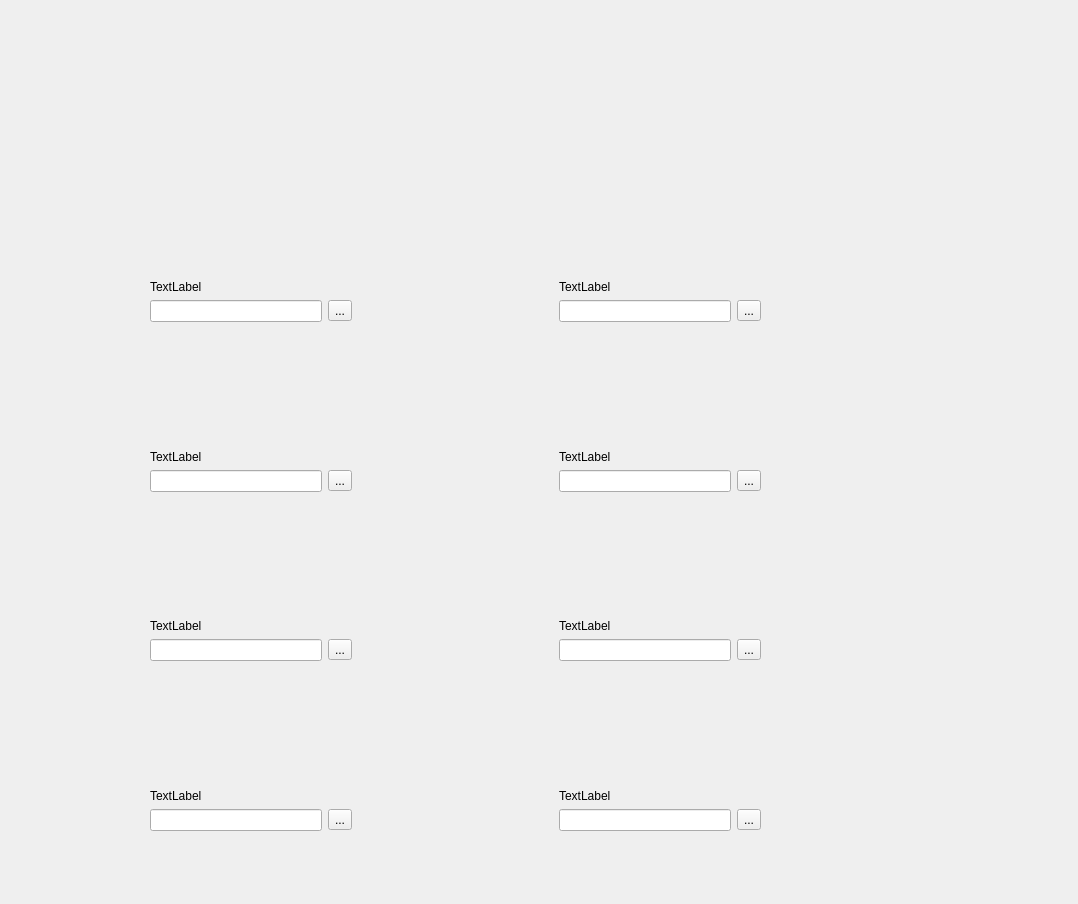
Before: the Qt Designer form ui files/page1.ui in applekey/wizard, drawn with Qt 5.
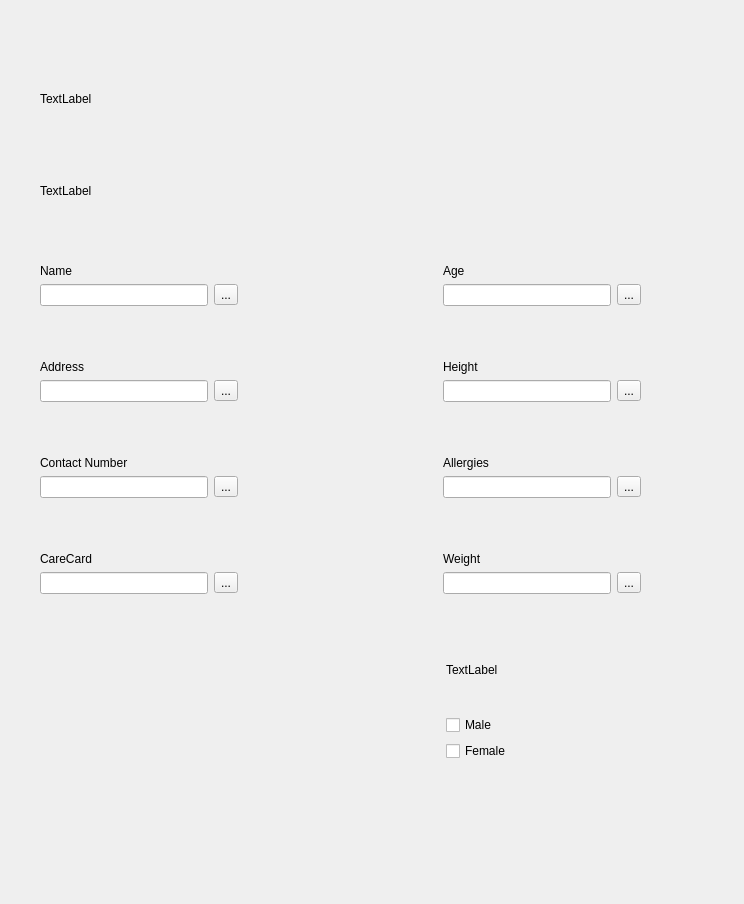
After: the same form once the commit is applied.

Commit message: finished first page

```diff
--- a/ui files/page1.ui
+++ b/ui files/page1.ui
@@ -6,7 +6,7 @@
    <rect>
     <x>0</x>
     <y>0</y>
-    <width>1078</width>
+    <width>744</width>
     <height>904</height>
    </rect>
   </property>
@@ -16,12 +16,64 @@
   <widget class="QWidget" name="">
    <property name="geometry">
     <rect>
-     <x>150</x>
-     <y>280</y>
-     <width>611</width>
-     <height>551</height>
+     <x>40</x>
+     <y>80</y>
+     <width>601</width>
+     <height>681</height>
     </rect>
    </property>
+   <layout class="QVBoxLayout" name="verticalLayout_4">
+    <item>
+     <layout class="QVBoxLayout" name="verticalLayout_5">
+      <item>
+       <widget class="QLabel" name="label_2">
+        <property name="text">
+         <string>TextLabel</string>
+        </property>
+       </widget>
+      </item>
+      <item>
+       <spacer name="verticalSpacer_8">
+        <property name="orientation">
+         <enum>Qt::Vertical</enum>
+        </property>
+        <property name="sizeType">
+         <enum>QSizePolicy::Fixed</enum>
+        </property>
+        <property name="sizeHint" stdset="0">
+         <size>
+          <width>122</width>
+          <height>48</height>
+         </size>
+        </property>
+       </spacer>
+      </item>
+      <item>
+       <widget class="QLabel" name="label_3">
+        <property name="text">
+         <string>TextLabel</string>
+        </property>
+       </widget>
+      </item>
+     </layout>
+    </item>
+    <item>
+     <spacer name="verticalSpacer_9">
+      <property name="orientation">
+       <enum>Qt::Vertical</enum>
+      </property>
+      <property name="sizeType">
+       <enum>QSizePolicy::Fixed</enum>
+      </property>
+      <property name="sizeHint" stdset="0">
+       <size>
+        <width>122</width>
+        <height>48</height>
+       </size>
+      </property>
+     </spacer>
+    </item>
+    <item>
    <layout class="QHBoxLayout" name="horizontalLayout">
     <item>
      <layout class="QVBoxLayout" name="verticalLayout">
@@ -30,7 +82,7 @@
         <item row="0" column="0">
          <widget class="QLabel" name="label_17">
           <property name="text">
-           <string>TextLabel</string>
+             <string>Name</string>
           </property>
          </widget>
         </item>
@@ -51,6 +103,9 @@
         <property name="orientation">
          <enum>Qt::Vertical</enum>
         </property>
+          <property name="sizeType">
+           <enum>QSizePolicy::Fixed</enum>
+          </property>
         <property name="sizeHint" stdset="0">
          <size>
           <width>122</width>
@@ -64,7 +119,7 @@
         <item row="0" column="0">
          <widget class="QLabel" name="label_12">
           <property name="text">
-           <string>TextLabel</string>
+             <string>Address</string>
           </property>
          </widget>
         </item>
@@ -85,6 +140,9 @@
         <property name="orientation">
          <enum>Qt::Vertical</enum>
         </property>
+          <property name="sizeType">
+           <enum>QSizePolicy::Fixed</enum>
+          </property>
         <property name="sizeHint" stdset="0">
          <size>
           <width>122</width>
@@ -98,7 +156,7 @@
         <item row="0" column="0">
          <widget class="QLabel" name="label_18">
           <property name="text">
-           <string>TextLabel</string>
+             <string>Contact Number</string>
           </property>
          </widget>
         </item>
@@ -119,6 +177,9 @@
         <property name="orientation">
          <enum>Qt::Vertical</enum>
         </property>
+          <property name="sizeType">
+           <enum>QSizePolicy::Fixed</enum>
+          </property>
         <property name="sizeHint" stdset="0">
          <size>
           <width>122</width>
@@ -132,7 +193,7 @@
         <item row="0" column="0">
          <widget class="QLabel" name="label_19">
           <property name="text">
-           <string>TextLabel</string>
+             <string>CareCard</string>
           </property>
          </widget>
         </item>
@@ -170,7 +231,7 @@
         <item row="0" column="0">
          <widget class="QLabel" name="label_20">
           <property name="text">
-           <string>TextLabel</string>
+             <string>Age</string>
           </property>
          </widget>
         </item>
@@ -191,6 +252,9 @@
         <property name="orientation">
          <enum>Qt::Vertical</enum>
         </property>
+          <property name="sizeType">
+           <enum>QSizePolicy::Fixed</enum>
+          </property>
         <property name="sizeHint" stdset="0">
          <size>
           <width>122</width>
@@ -204,7 +268,7 @@
         <item row="0" column="0">
          <widget class="QLabel" name="label_16">
           <property name="text">
-           <string>TextLabel</string>
+             <string>Height</string>
           </property>
          </widget>
         </item>
@@ -225,6 +289,9 @@
         <property name="orientation">
          <enum>Qt::Vertical</enum>
         </property>
+          <property name="sizeType">
+           <enum>QSizePolicy::Fixed</enum>
+          </property>
         <property name="sizeHint" stdset="0">
          <size>
           <width>122</width>
@@ -238,7 +305,7 @@
         <item row="0" column="0">
          <widget class="QLabel" name="label_21">
           <property name="text">
-           <string>TextLabel</string>
+             <string>Allergies</string>
           </property>
          </widget>
         </item>
@@ -259,6 +326,9 @@
         <property name="orientation">
          <enum>Qt::Vertical</enum>
         </property>
+          <property name="sizeType">
+           <enum>QSizePolicy::Fixed</enum>
+          </property>
         <property name="sizeHint" stdset="0">
          <size>
           <width>122</width>
@@ -272,7 +342,7 @@
         <item row="0" column="0">
          <widget class="QLabel" name="label_22">
           <property name="text">
-           <string>TextLabel</string>
+             <string>Weight</string>
           </property>
          </widget>
         </item>
@@ -291,6 +361,88 @@
      </layout>
     </item>
    </layout>
+    </item>
+    <item>
+     <spacer name="verticalSpacer_7">
+      <property name="orientation">
+       <enum>Qt::Vertical</enum>
+      </property>
+      <property name="sizeType">
+       <enum>QSizePolicy::Fixed</enum>
+      </property>
+      <property name="sizeHint" stdset="0">
+       <size>
+        <width>20</width>
+        <height>31</height>
+       </size>
+      </property>
+     </spacer>
+    </item>
+    <item>
+     <layout class="QHBoxLayout" name="horizontalLayout_2">
+      <item>
+       <spacer name="horizontalSpacer_2">
+        <property name="orientation">
+         <enum>Qt::Horizontal</enum>
+        </property>
+        <property name="sizeHint" stdset="0">
+         <size>
+          <width>40</width>
+          <height>20</height>
+         </size>
+        </property>
+       </spacer>
+      </item>
+      <item>
+       <layout class="QVBoxLayout" name="verticalLayout_3">
+        <item>
+         <widget class="QLabel" name="label">
+          <property name="text">
+           <string>TextLabel</string>
+          </property>
+         </widget>
+        </item>
+        <item>
+         <widget class="QCheckBox" name="checkBox">
+          <property name="layoutDirection">
+           <enum>Qt::LeftToRight</enum>
+          </property>
+          <property name="text">
+           <string>Male</string>
+          </property>
+          <property name="tristate">
+           <bool>false</bool>
+          </property>
+         </widget>
+        </item>
+        <item>
+         <widget class="QCheckBox" name="checkBox_2">
+          <property name="text">
+           <string>Female</string>
+          </property>
+         </widget>
+        </item>
+       </layout>
+      </item>
+      <item>
+       <spacer name="horizontalSpacer_3">
+        <property name="orientation">
+         <enum>Qt::Horizontal</enum>
+        </property>
+        <property name="sizeType">
+         <enum>QSizePolicy::Fixed</enum>
+        </property>
+        <property name="sizeHint" stdset="0">
+         <size>
+          <width>130</width>
+          <height>20</height>
+         </size>
+        </property>
+       </spacer>
+      </item>
+     </layout>
+    </item>
+   </layout>
   </widget>
   <zorder>gridLayoutWidget_4</zorder>
   <zorder>gridLayoutWidget_2</zorder>
```
Left out of the diff: 10 changed lines with no effect on the pictures. Lines whose indentation alone changed are shown as unchanged.
